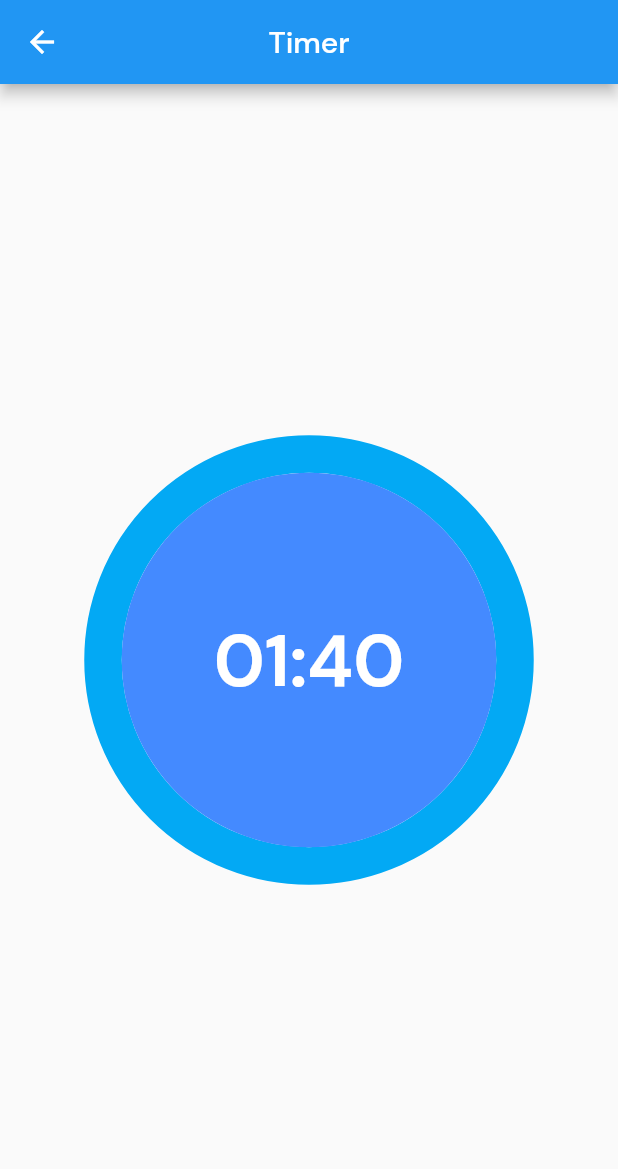
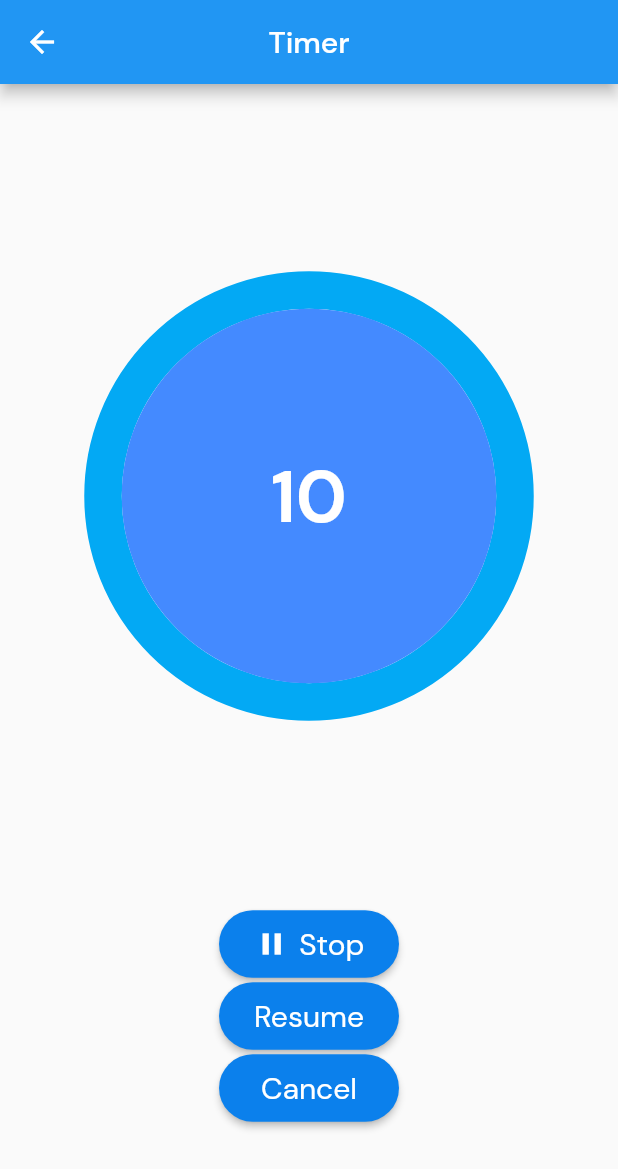
Before and after one commit to ahmadrafidev/habit-tracker, a Flutter app: the TimerScreen screen opened by its route, on a phone screen of 412 x 824 dp. Shown: the top 1169 px of the screen. Run offline on Flutter 3.47's test engine with Material 2 defaults, Android fonts, the light colour scheme and no system bars; drawn by our look-alikes of circular_countdown_timer; our stand-ins replace google_fonts, persistent_bottom_nav_bar, rflutter_alert.

Commit message:
adding logic in timer button

```diff
--- a/lib/screens/timer_screen.dart
+++ b/lib/screens/timer_screen.dart
@@ -1,22 +1,38 @@
 import 'package:flutter/material.dart';
 import 'package:circular_countdown_timer/circular_countdown_timer.dart';
+import 'package:rflutter_alert/rflutter_alert.dart';
 
-class TimerScreen extends StatelessWidget {
+class TimerScreen extends StatefulWidget {
   static const routeName = '/timer';
+
+  const TimerScreen({Key? key}) : super(key: key);
+
+  @override
+  State<TimerScreen> createState() => _TimerScreenState();
+}
+
+class _TimerScreenState extends State<TimerScreen> {
+  final CountDownController _controller = CountDownController();
+  bool _isStop = false;
 
   @override
   Widget build(BuildContext context) {
     return Scaffold(
       appBar: AppBar(
         centerTitle: true,
-        title: Text("Timer"),
+        title: const Text("Timer"),
       ),
-      body: Center(
+      body: SingleChildScrollView(
+        child: Column(
+          mainAxisSize: MainAxisSize.min,
+          children: <Widget>[
+            Center(
               child: CircularCountDownTimer(
-          duration: 100,
+                duration: 10,
                 initialDuration: 0,
                 height: MediaQuery.of(context).size.height / 1.5,
                 width: MediaQuery.of(context).size.width / 1.5,
+                controller: _controller,
                 ringColor: Colors.lightBlue,
                 ringGradient: null,
                 fillColor: Colors.white24,
@@ -33,13 +49,87 @@ class TimerScreen extends StatelessWidget {
                 isReverse: true,
                 isReverseAnimation: false,
                 isTimerTextShown: true,
-          autoStart: true,
-          onStart: () {
-            print("Countdown started");
+                autoStart: false,
+                onComplete: () {
+                  Alert(
+                          context: context,
+                          title: 'Done',
+                          style: const AlertStyle(
+                            isCloseButton: true,
+                            isButtonVisible: false,
+                            titleStyle:
+                                TextStyle(color: Colors.white, fontSize: 30.0),
+                          ),
+                          type: AlertType.success)
+                      .show();
                 },
-          onComplete: () {
-            print("Countdown ended");
+              ),
+            ),
+            ElevatedButton.icon(
+                style: ElevatedButton.styleFrom(
+                  fixedSize: const Size(120, 45),
+                  shape: const StadiumBorder(),
+                  primary: const Color.fromRGBO(11, 128, 236, 1),
+                  padding: const EdgeInsets.all(10),
+                  textStyle: const TextStyle(
+                      fontFamily: 'DMSans',
+                      fontSize: 20,
+                      fontWeight: FontWeight.w400),
+                ),
+                onPressed: () {
+                  setState(() {
+                    if (_isStop) {
+                      _isStop = false;
+                      _controller.start();
+                    } else {
+                      _isStop = true;
+                      _controller.pause();
+                    }
+                  });
                 },
+                icon: Icon(_isStop ? Icons.play_arrow : Icons.pause),
+                label: Text(_isStop ? "Start" : "Stop")),
+            ElevatedButton(
+                style: ElevatedButton.styleFrom(
+                  fixedSize: const Size(120, 45),
+                  shape: const StadiumBorder(),
+                  primary: const Color.fromRGBO(11, 128, 236, 1),
+                  padding: const EdgeInsets.all(10),
+                  textStyle: const TextStyle(
+                      fontFamily: 'DMSans',
+                      fontSize: 20,
+                      fontWeight: FontWeight.w400),
+                ),
+                onPressed: () {
+                  setState(() {
+                    if (_isStop) {
+                      _isStop = false;
+                      _controller.resume();
+                    }
+                  });
+                },
+                child: const Text("Resume")),
+            ElevatedButton(
+                style: ElevatedButton.styleFrom(
+                  fixedSize: const Size(120, 45),
+                  shape: const StadiumBorder(),
+                  primary: const Color.fromRGBO(11, 128, 236, 1),
+                  padding: const EdgeInsets.all(10),
+                  textStyle: const TextStyle(
+                      fontFamily: 'DMSans',
+                      fontSize: 20,
+                      fontWeight: FontWeight.w400),
+                ),
+                onPressed: () {
+                  setState(() {
+                    if (_isStop || !_isStop) {
+                      _controller.restart();
+                      _isStop = false;
+                    }
+                  });
+                },
+                child: const Text("Cancel")),
+          ],
         ),
       ),
     );
--- a/pubspec.yaml
+++ b/pubspec.yaml
@@ -47,6 +47,7 @@ dependencies:
   adaptive_dialog: ^1.1.0
   bloc: ^7.1.0
   flutter_bloc: ^7.1.0
+  rflutter_alert: ^2.0.4
 
   # The following adds the Cupertino Icons font to your application.
   # Use with the CupertinoIcons class for iOS style icons.
```
Also changed, not shown: lib/screens/home_screen.dart (+7 -1 lines), pubspec.lock. Lines whose indentation alone changed are shown as unchanged.
